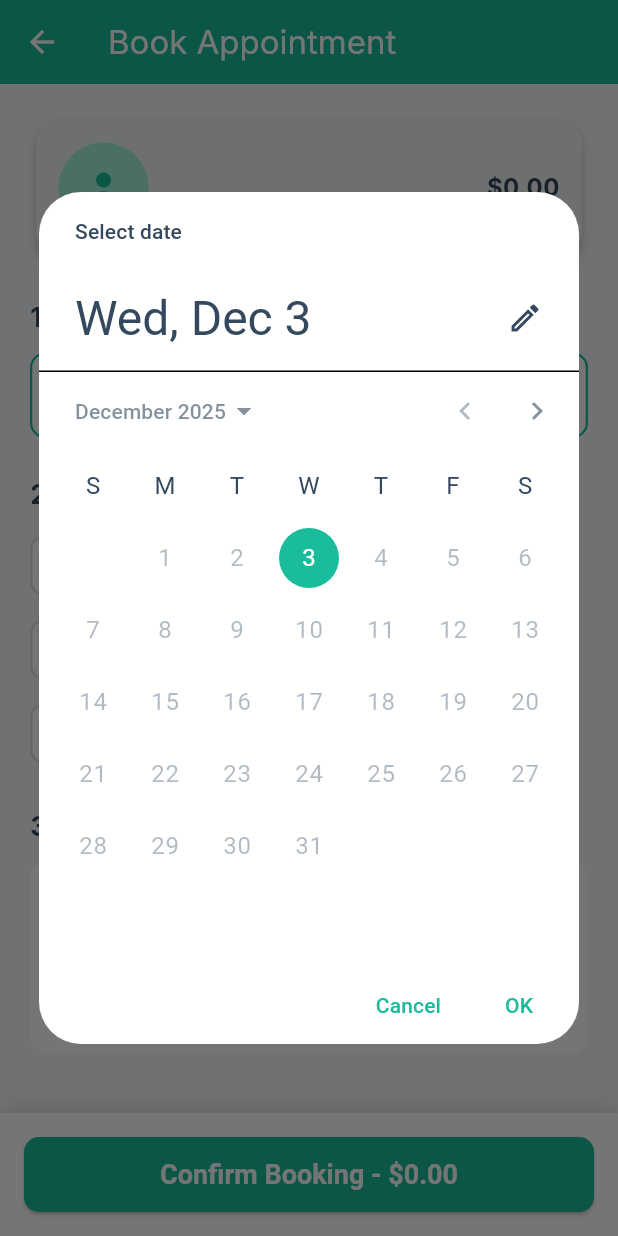
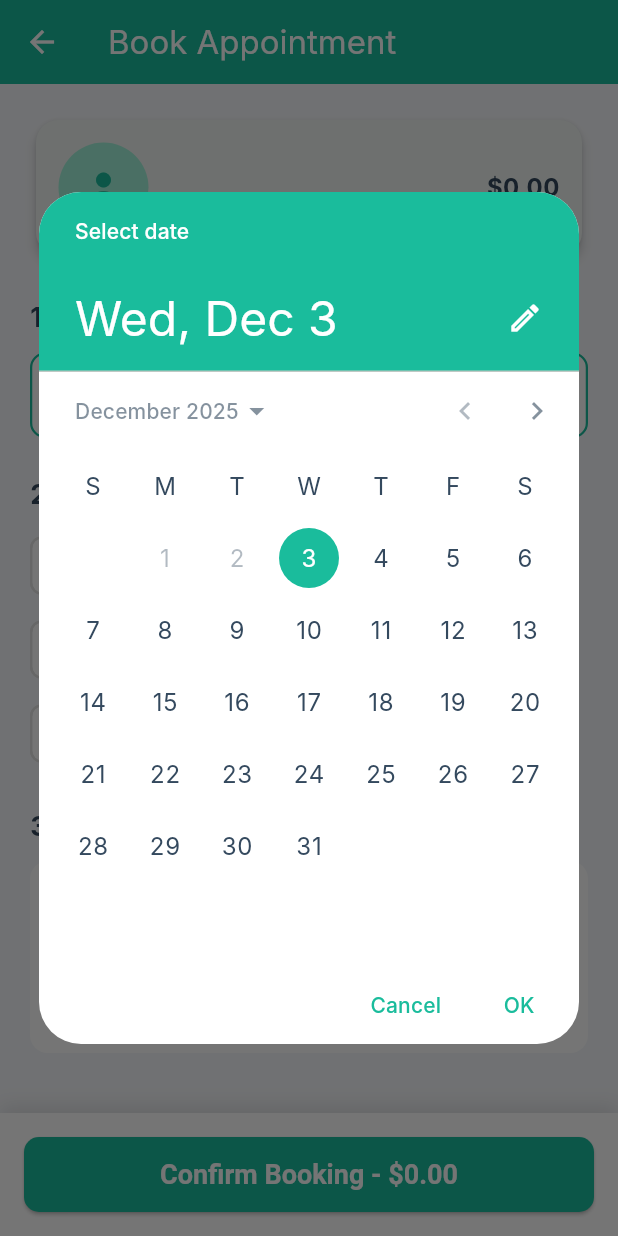
Before and after one commit to OrlandoKhaledia/UmuCare, a Flutter app: the BookingScreen screen opened directly with empty values, after a tap on "Choose a date (Mon, Tue, Wed...)", on a phone screen of 412 x 824 dp. Run offline on Flutter 3.47's test engine with Material 3 defaults, Android fonts, the phone set to English and light mode, and no system bars; our stand-ins replace cloud_firestore, firebase_auth, firebase_core, firebase_storage; accounts and stored records are empty; Roboto replaces fonts that are missing (Inter).

Commit message:
Added improvements to booking app

```diff
--- a/lib/screens/appointments/booking_screen.dart
+++ b/lib/screens/appointments/booking_screen.dart
@@ -101,58 +101,47 @@ class _BookingScreenState extends State<BookingScreen> {
   /// Opens the date picker with safe bounds and resets time slot on date change.
   Future<void> _selectDate(BuildContext context) async {
     final DateTime now = DateTime.now();
+    final DateTime safeFirstDate = DateTime(now.year, now.month, now.day);
+    final DateTime safeLastDate = safeFirstDate.add(const Duration(days: 365));
+    final DateTime initialDate = _selectedDate ?? safeFirstDate;
 
-    // CRITICAL FIX: Define the start boundary as TODAY at midnight (safely stripping time).
-    // This ensures initialDate is >= firstDate, resolving the original crash.
-    final DateTime safeFirstDate = DateTime(now.year, now.month, now.day);
-
-    // Define the end boundary (e.g., 365 days out for a reasonable limit)
-    final DateTime safeLastDate = safeFirstDate.add(const Duration(days: 365));
-
-    // Determine initial date: use _selectedDate if set and valid, otherwise default to safeFirstDate.
-    final DateTime initialDate = _selectedDate != null && !_selectedDate!.isBefore(safeFirstDate)
-        ? _selectedDate!
-        : safeFirstDate;
-
+    try {
       final DateTime? picked = await showDatePicker(
         context: context,
         initialDate: initialDate,
         firstDate: safeFirstDate,
         lastDate: safeLastDate,
-      builder: (context, child) {
+        barrierDismissible: true,
+        builder: (BuildContext context, Widget? child) {
           return Theme(
-    data: ThemeData.light().copyWith(
-      colorScheme: const ColorScheme.light(
+            data: Theme.of(context).copyWith(
+              colorScheme: Theme.of(context).colorScheme.copyWith(
                 primary: AppColors.primary,
                 onPrimary: Colors.white,
                 onSurface: AppColors.secondary,
+                surface: Colors.white,
               ),
-      dialogTheme: const DialogThemeData(
+              datePickerTheme: DatePickerThemeData(
                 backgroundColor: Colors.white,
+                headerBackgroundColor: AppColors.primary,
+                headerForegroundColor: Colors.white,
+                dayOverlayColor: MaterialStateProperty.all(AppColors.primary.withOpacity(0.2)),
+                todayBorder: BorderSide(color: AppColors.primary, width: 1.5),
               ),
             ),
-    child: child!,
+            child: child ?? const SizedBox(),
           );
-},
-
-      // Disable dates that are not in the doctor's available days
-      selectableDayPredicate: (DateTime day) {
-        final dayName = DateFormat('EEE').format(day); // e.g., 'Mon', 'Tue'
-        final bool isAvailableDay = widget.doctor.availableDays.contains(dayName);
-
-        // This check prevents the user from selecting a day *before* the current day
-        // or a day not in the doctor's schedule.
-        return isAvailableDay && (day.isAfter(safeFirstDate) || day.isAtSameMomentAs(safeFirstDate));
         },
       );
 
-    // Update state and reset time slot if a new date was picked
-    if (picked != null && (picked != _selectedDate || _selectedTimeSlot != null)) {
+      if (picked != null && picked != _selectedDate) {
         setState(() {
           _selectedDate = picked;
-        // Reset time slot when date changes
           _selectedTimeSlot = null;
         });
+      }
+    } catch (e) {
+      print('Error opening date picker: $e');
     }
   }
 
```
Lines whose indentation alone changed are shown as unchanged.
